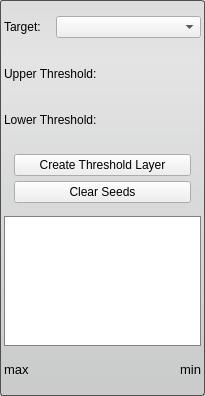
The window that Interface/ToolInterface/ThresholdToolInterface.ui (jessdtate/Seg3D) describes before a commit, drawn with Qt 5.
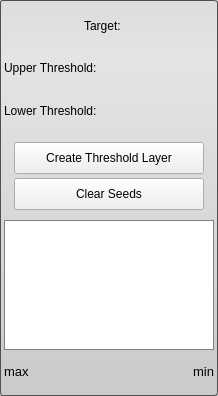
The same window after the commit.

Commit message: updates to all the tools to incorporate smart comboboxes that keep in sync with the appropriate data layer type among other tweaks

The edit to the form file:
```diff
--- a/Interface/ToolInterface/ThresholdToolInterface.ui
+++ b/Interface/ToolInterface/ThresholdToolInterface.ui
@@ -6,7 +6,7 @@
    <rect>
     <x>0</x>
     <y>0</y>
-    <width>205</width>
+    <width>218</width>
     <height>396</height>
    </rect>
   </property>
@@ -52,7 +52,7 @@
    </property>
    <item>
     <widget class="QWidget" name="widget" native="true">
-     <layout class="QHBoxLayout" name="horizontalLayout" stretch="1,3">
+     <layout class="QHBoxLayout" name="activeHLayout" stretch="1">
       <property name="spacing">
        <number>4</number>
       </property>
@@ -61,27 +61,23 @@
       </property>
       <item>
        <widget class="QLabel" name="activeLabel">
+        <property name="sizePolicy">
+         <sizepolicy hsizetype="Fixed" vsizetype="Preferred">
+          <horstretch>0</horstretch>
+          <verstretch>0</verstretch>
+         </sizepolicy>
+        </property>
+        <property name="minimumSize">
+         <size>
+          <width>50</width>
+          <height>0</height>
+         </size>
+        </property>
         <property name="text">
          <string>Target:</string>
         </property>
        </widget>
       </item>
-      <item>
-       <widget class="QComboBox" name="targetComboBox">
-        <property name="sizePolicy">
-         <sizepolicy hsizetype="Preferred" vsizetype="Fixed">
-          <horstretch>0</horstretch>
-          <verstretch>0</verstretch>
-         </sizepolicy>
-        </property>
-        <property name="sizeAdjustPolicy">
-         <enum>QComboBox::AdjustToMinimumContentsLength</enum>
-        </property>
-        <property name="minimumContentsLength">
-         <number>12</number>
-        </property>
-       </widget>
-      </item>
      </layout>
     </widget>
    </item>
@@ -146,6 +142,12 @@
           <verstretch>0</verstretch>
          </sizepolicy>
         </property>
+        <property name="minimumSize">
+         <size>
+          <width>0</width>
+          <height>32</height>
+         </size>
+        </property>
         <property name="text">
          <string>Create Threshold Layer</string>
         </property>
@@ -159,6 +161,12 @@
           <verstretch>0</verstretch>
          </sizepolicy>
         </property>
+        <property name="minimumSize">
+         <size>
+          <width>0</width>
+          <height>32</height>
+         </size>
+        </property>
         <property name="text">
          <string>Clear Seeds</string>
         </property>
```
The commit also changes 105 other files.
